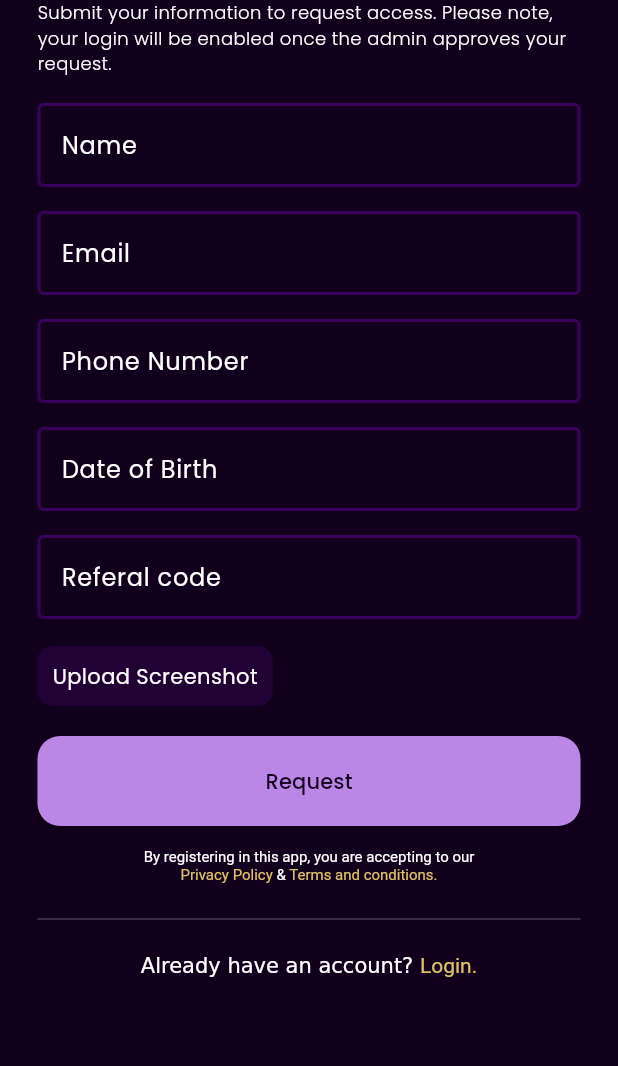
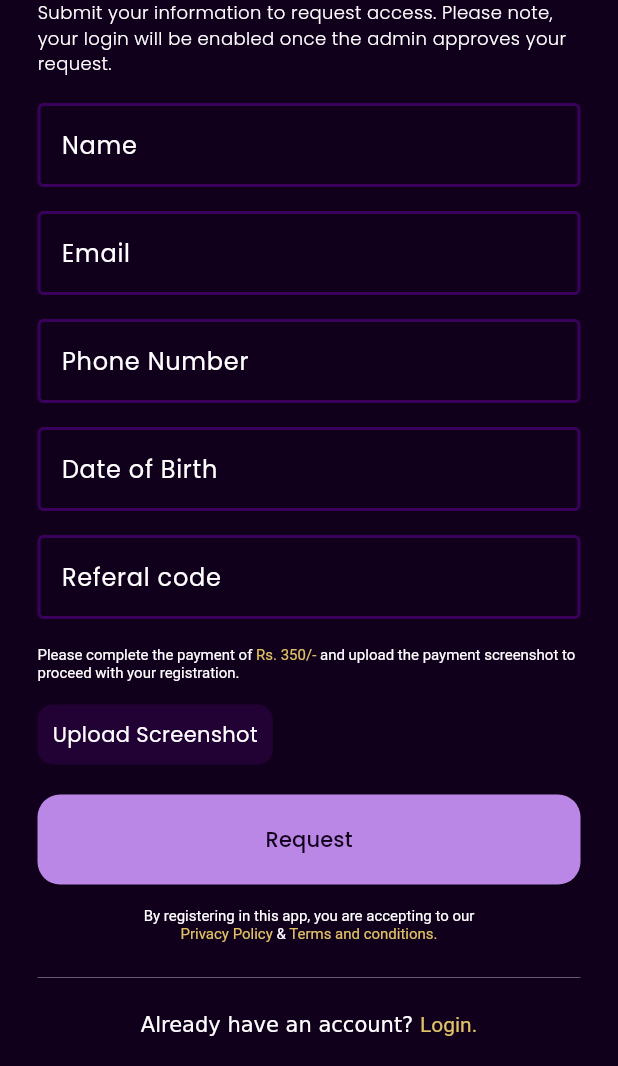
Before and after one commit to haadiyaa/mainford, a Flutter app: the RegisterPage screen opened directly, on a phone screen of 412 x 824 dp, the part 170-1236 px from its top. Run offline on Flutter 3.47's test engine with Material 3 defaults, Android fonts, the light colour scheme and no system bars; drawn by our look-alikes of simple_gradient_text; our stand-ins replace another_flutter_splash_screen, card_swiper, image_picker, quickalert, share_plus, shared_preferences and 2 more; missing offline and left inert: screen_protector; accounts and stored records are empty; project files that could hold a hidden picture were left out.

Commit message:
some changes

```diff
--- a/lib/controller/functionsprovider.dart
+++ b/lib/controller/functionsprovider.dart
@@ -181,7 +181,8 @@ class FunctionsProvider extends ChangeNotifier {
         final response =
             await apiRepositories.requestWithdraw(token: token, amount: amount);
         final data = jsonDecode(response.body);
-        if (response.statusCode == 200) {
+        print(data);
+        if (response.statusCode == 201) {
           message = data['message'];
           notifyListeners();
         } else {
--- a/lib/repository/apirepositories.dart
+++ b/lib/repository/apirepositories.dart
@@ -160,11 +160,10 @@ class ApiRepositories {
       {required String token, required String amount}) async {
     final headers = {
       "Authorization": "Bearer $token",
-      // "Content-Type": "application/json",
     };
     final body = {"amount": int.parse(amount)};
     final response = await http.post(
-      Uri.parse('${Secrets.baseUrl}${Secrets.withdrawRequest}'),
+      Uri.parse('https://main-ford.vercel.app/api/payments/withdrawal'),
       body: jsonEncode(body),
       headers: headers,
     );
--- a/lib/view/view/authentication/view/registerpage.dart
+++ b/lib/view/view/authentication/view/registerpage.dart
@@ -125,6 +125,34 @@ class _RegisterPageState extends State<RegisterPage> {
                         controller: codeController,
                       ),
                       Constants.height10,
+                      RichText(
+                        text: const TextSpan(
+                          children: [
+                            TextSpan(
+                              text:
+                                  "Please complete the payment of ",
+                              style: TextStyle(
+                                fontSize: 10,
+                              ),
+                            ),
+                            TextSpan(
+                              text: "Rs. 350/- ",
+                              style: TextStyle(
+                                color: Color.fromARGB(255, 223, 193, 102),
+                                fontSize: 10,
+                              ),
+                            ),
+                            TextSpan(
+                              text:
+                                  "and upload the payment screenshot to proceed with your registration.",
+                              style: TextStyle(
+                                fontSize: 10,
+                              ),
+                            ),
+                          ],
+                        ),
+                      ),
+                      Constants.height15,
                       Column(
                         crossAxisAlignment: CrossAxisAlignment.start,
                         children: [
@@ -221,7 +249,7 @@ class _RegisterPageState extends State<RegisterPage> {
                                         confirmBtnColor: AppColors.bgColor,
                                         context: context,
                                         type: QuickAlertType.success,
-                                        text: 'Request Successful!',
+                                        text: 'Request Successful! You can login after the admin approve your request.',
                                         onConfirmBtnTap: () {
                                           Navigator.pop(context);
                                           Navigator.pushReplacement(
--- a/lib/view/view/home/widgets/shimmervidoes.dart
+++ b/lib/view/view/home/widgets/shimmervidoes.dart
@@ -18,7 +18,7 @@ class ShimmerVideosWidget extends StatelessWidget {
       height: size.height * 0.15,
       width: size.width,
       child: ListView.separated(
-        padding: const EdgeInsets.symmetric(horizontal: 15),
+        padding: const EdgeInsets.symmetric(horizontal: 15,vertical:10),
         scrollDirection: Axis.horizontal,
         itemCount: 6,
         separatorBuilder: (BuildContext context, int index) {
--- a/lib/view/view/transactions/view/transactions.dart
+++ b/lib/view/view/transactions/view/transactions.dart
@@ -151,7 +151,7 @@ class TransactionsPage extends StatelessWidget {
                           style: MyTextStyles.appBartextSmall,
                         ),
                         Expanded(
-                          child: ListView.builder(
+                          child:value.userPayementModel!.payments.length==0?Text('No transactions yet'): ListView.builder(
                             padding: const EdgeInsets.only(top: 20),
                             itemCount: value.userPayementModel!.payments.length,
                             itemBuilder: (BuildContext context, int index) {
--- a/lib/view/view/transactions/widgets/payoutdialog.dart
+++ b/lib/view/view/transactions/widgets/payoutdialog.dart
@@ -47,8 +47,6 @@ class PayoutDialog extends StatelessWidget {
               text: 'Send Request',
               onPressed: () {
                 if (_key.currentState!.validate()) {
-                  // amount.clear();
-                  // Navigator.pop(context);
                   FocusScope.of(context).unfocus();
                   QuickAlert.show(
                     confirmBtnColor: AppColors.bgColor,
```
Also changed, not shown: lib/view/view/profile/view/profilepage.dart (+2 -17 lines).
